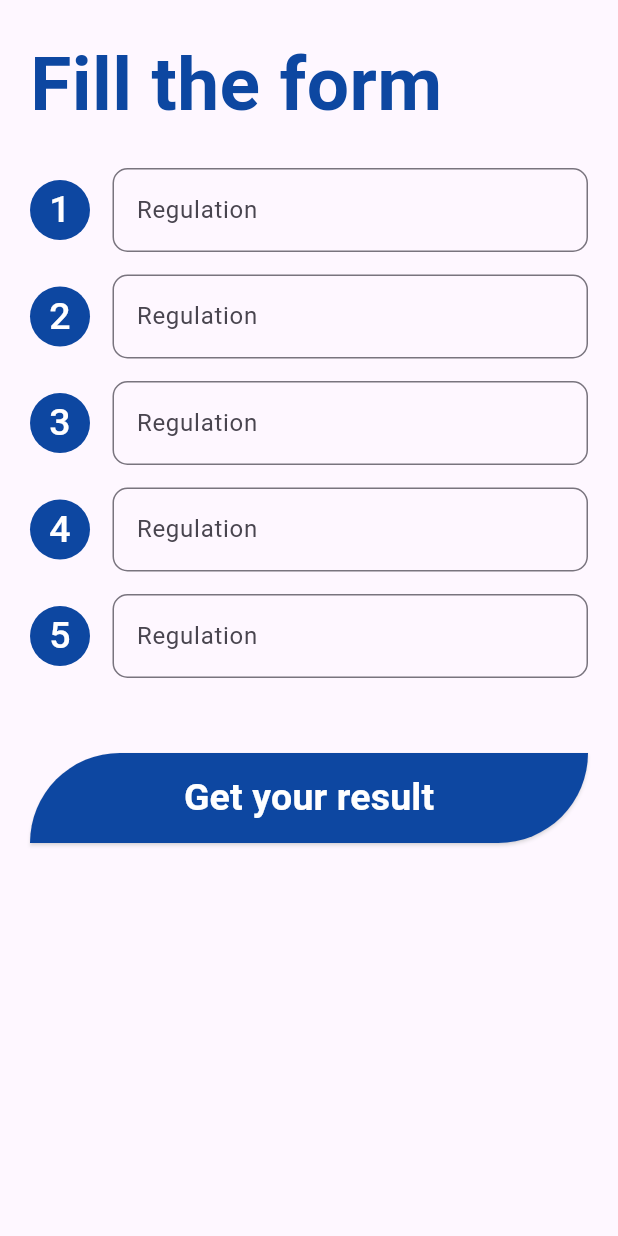
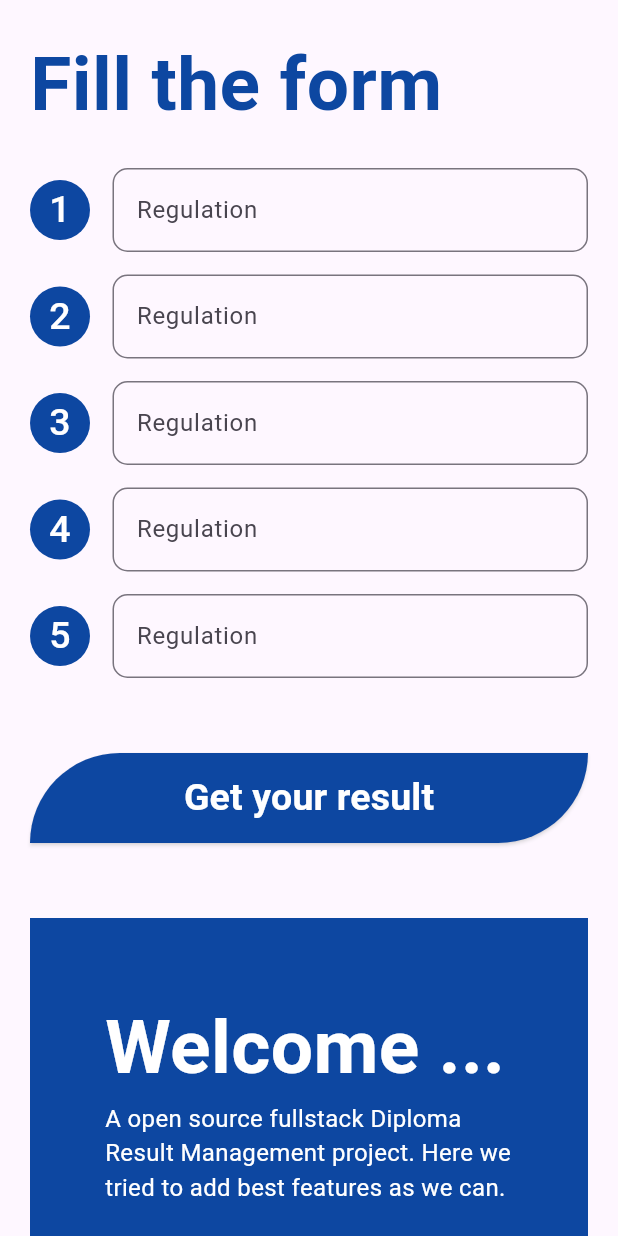
Before and after one commit to IsmailHosenIsmailJames/Full-Stack-Diploma-Result-Management, a Flutter app: the screen it shows after launch, on a phone screen of 412 x 824 dp. Run offline on Flutter 3.47's test engine with Material 3 defaults, Android fonts, the phone set to English and light mode, and no system bars; our stand-ins replace gap, simple_icons.

Commit message:
Responsive UI added

```diff
--- a/diploma_result_management_forntend/lib/src/screens/home/home.dart
+++ b/diploma_result_management_forntend/lib/src/screens/home/home.dart
@@ -17,16 +17,13 @@ class Home extends StatefulWidget {
 class _HomeState extends State<Home> {
   @override
   Widget build(BuildContext context) {
-    return Scaffold(
-      body: Row(
-        children: [
-          if (MediaQuery.of(context).size.width > breakPoint)
-            Expanded(
-              child: Container(
+    Widget leftWidget = Container(
       decoration: BoxDecoration(
         color: Colors.blue.shade900,
-                    borderRadius: const BorderRadiusDirectional.only(
-                        bottomEnd: Radius.circular(350))),
+        borderRadius: BorderRadiusDirectional.only(
+          bottomEnd: Radius.circular(MediaQuery.of(context).size.width * .350),
+        ),
+      ),
       padding: const EdgeInsets.all(50),
       child: Column(
         mainAxisAlignment: MainAxisAlignment.start,
@@ -69,8 +66,7 @@ class _HomeState extends State<Home> {
           Row(
             children: [
               IconButton(
-                          style: IconButton.styleFrom(
-                              backgroundColor: Colors.white),
+                style: IconButton.styleFrom(backgroundColor: Colors.white),
                 onPressed: () async {
                   await launchUrl(
                     Uri.parse(
@@ -82,8 +78,7 @@ class _HomeState extends State<Home> {
               ),
               const Gap(20),
               IconButton(
-                          style: IconButton.styleFrom(
-                              backgroundColor: Colors.white),
+                style: IconButton.styleFrom(backgroundColor: Colors.white),
                 onPressed: () async {
                   await launchUrl(
                     Uri.parse(
@@ -95,8 +90,7 @@ class _HomeState extends State<Home> {
               ),
               const Gap(20),
               IconButton(
-                          style: IconButton.styleFrom(
-                              backgroundColor: Colors.white),
+                style: IconButton.styleFrom(backgroundColor: Colors.white),
                 onPressed: () async {
                   await launchUrl(
                     Uri.parse(
@@ -110,7 +104,14 @@ class _HomeState extends State<Home> {
           ),
         ],
       ),
-              ),
+    );
+
+    return Scaffold(
+      body: Row(
+        children: [
+          if (MediaQuery.of(context).size.width > breakPoint)
+            Expanded(
+              child: leftWidget,
             ),
           Expanded(
             child: Form(
@@ -225,6 +226,8 @@ class _HomeState extends State<Home> {
                       ),
                     ),
                   ),
+                  const Gap(50),
+                  if (MediaQuery.of(context).size.width < breakPoint) leftWidget
                 ],
               ),
             ),
```
Lines whose indentation alone changed are shown as unchanged.
